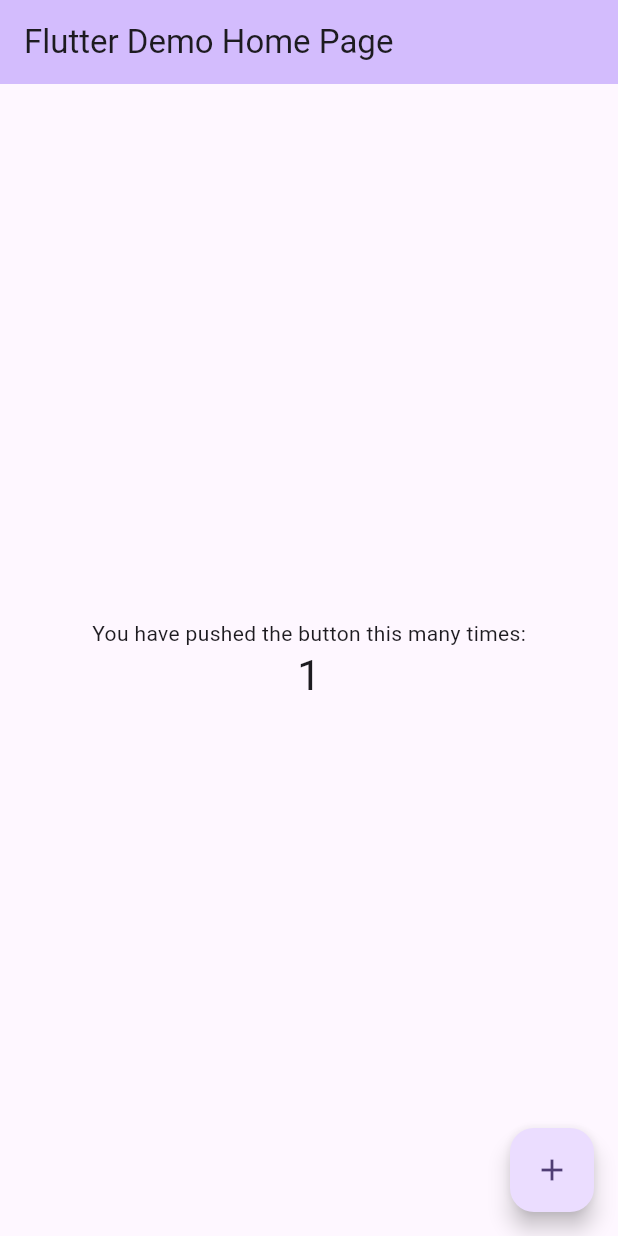
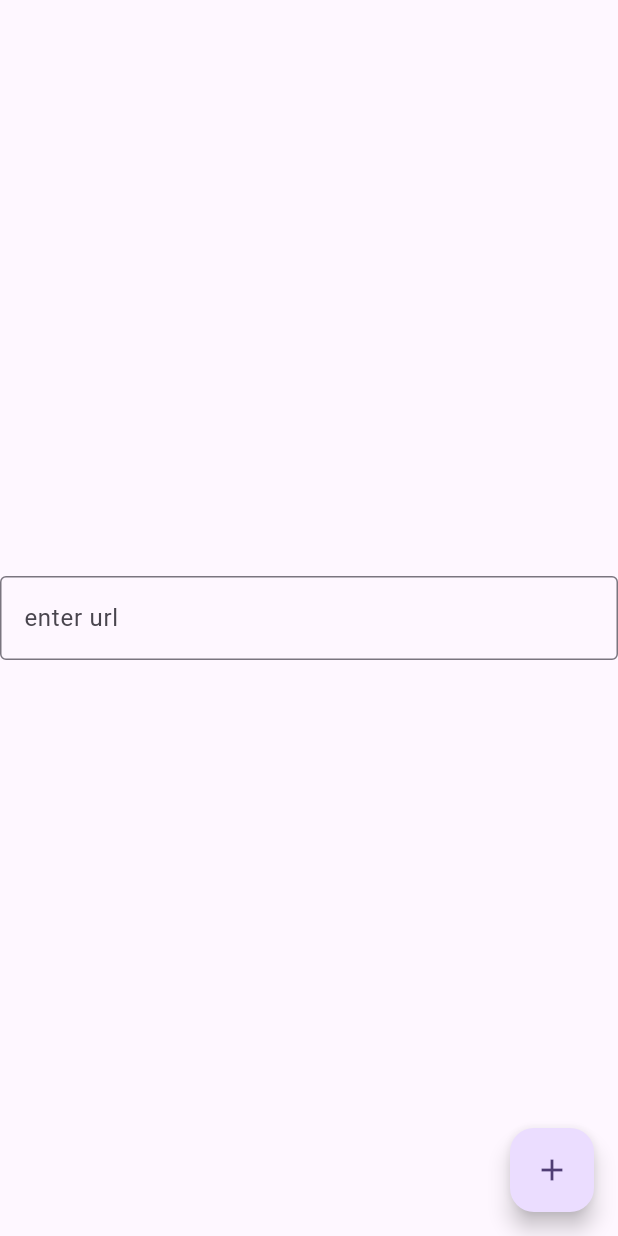
Before and after one commit to sdwxiang/flutter-demo, a Flutter app: the screen it shows after launch, after a tap on the "add" icon, on a phone screen of 412 x 824 dp. Run offline on Flutter 3.47's test engine with Material 3 defaults, Android fonts, the phone set to English and light mode, and no system bars.

Commit message:
remove demo code

```diff
--- a/lib/main.dart
+++ b/lib/main.dart
@@ -30,32 +30,22 @@ class MyHomePage extends StatefulWidget {
 }
 
 class _MyHomePageState extends State<MyHomePage> {
-  int _counter = 0;
-
-  void _incrementCounter() {
-    setState(() {
-      _counter++;
-    });
-  }
+  final TextEditingController _controller = TextEditingController();
 
   @override
   Widget build(BuildContext context) {
     return Scaffold(
-      appBar: AppBar(
-        backgroundColor: Theme.of(context).colorScheme.inversePrimary,
-        title: Text(widget.title),
-      ),
       body: Center(
         child: Column(
           mainAxisAlignment: MainAxisAlignment.center,
           children: <Widget>[
-            const Text(
-              'You have pushed the button this many times:',
-            ),
-            Text(
-              '$_counter',
-              style: Theme.of(context).textTheme.headlineMedium,
-            ),
+            TextField(
+              controller: _controller,
+              decoration: const InputDecoration(
+                border: OutlineInputBorder(),
+                labelText: 'enter url',
+              ),
+            )
           ],
         ),
       ),
@@ -66,4 +56,14 @@ class _MyHomePageState extends State<MyHomePage> {
       ),
     );
   }
+
+  @override
+  void dispose() {
+    _controller.dispose();
+    super.dispose();
+  }
+
+  void _incrementCounter() {
+    print(_controller.text);
+  }
 }
```
